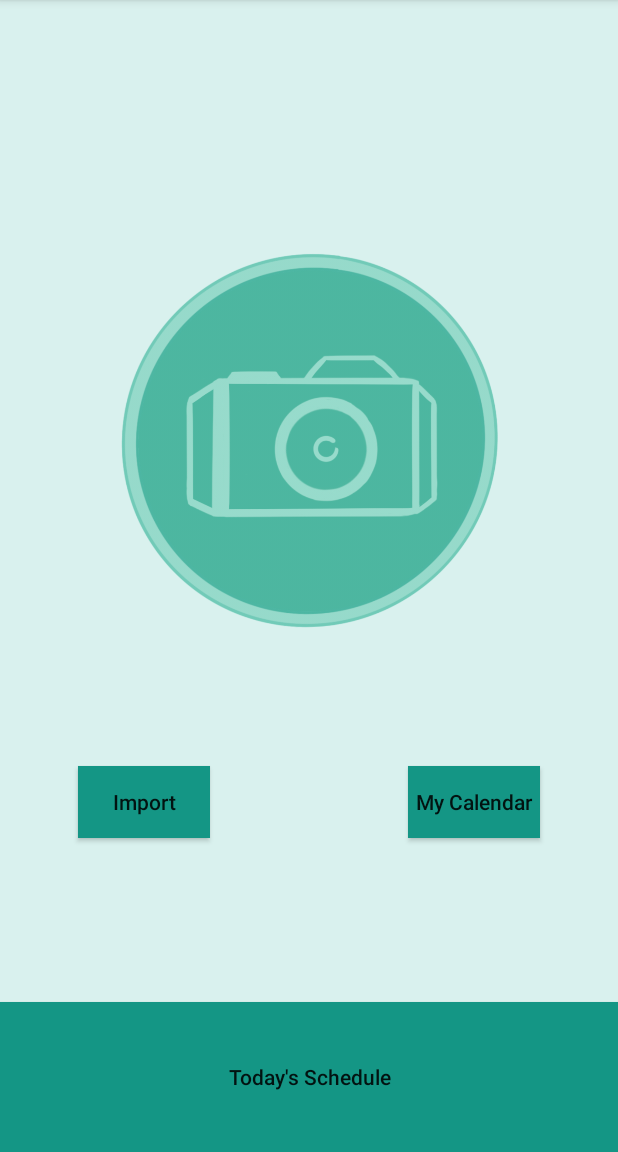
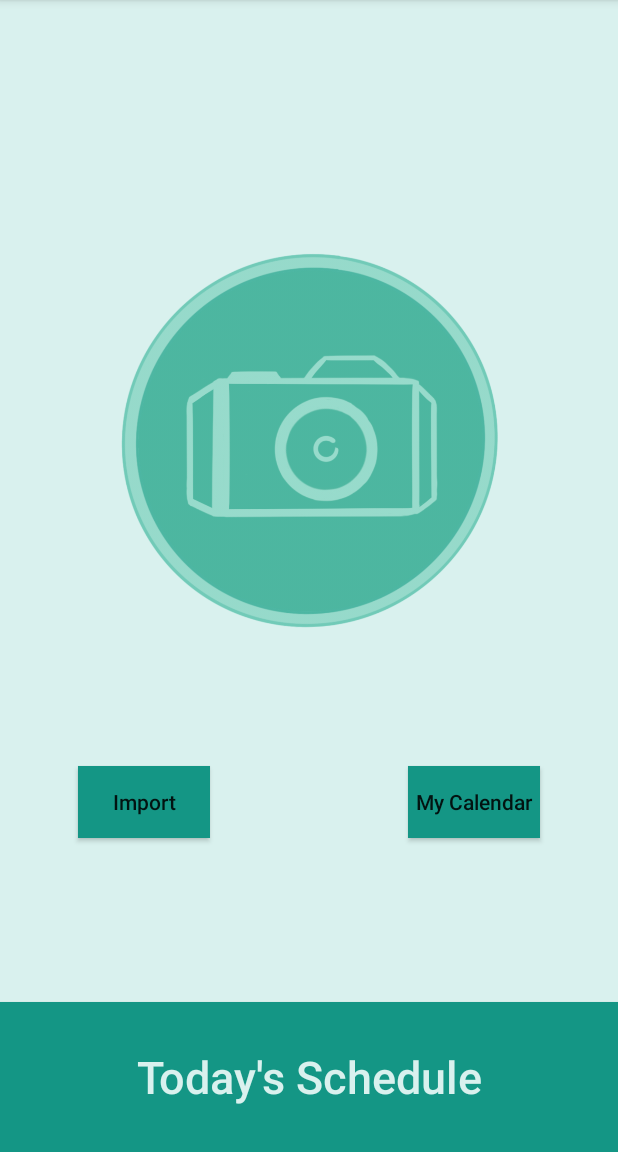
Before and after one commit to mkai39/Life-Organizer, an Android app: the screen it shows after launch (MainActivity), on a phone screen of 412 x 824 dp, the part 84-1236 px from its top. Run offline under Robolectric (Android 15) with nearby library versions, the phone set to English and light mode, and no system bars; our stand-ins replace navigation-ui.

Commit message:
Changed font size and color for schedule button

```diff
--- a/LifeOrganizer/app/src/main/res/layout/activity_main.xml
+++ b/LifeOrganizer/app/src/main/res/layout/activity_main.xml
@@ -26,11 +26,14 @@
         android:id="@+id/schedule"
         android:layout_width="3000dp"
         android:layout_height="100dp"
+        android:layout_alignParentBottom="true"
         android:background="@color/colorPrimaryDark"
         android:fontFamily="sans-serif-medium"
         android:text="@string/title_schedule"
-        android:layout_alignParentBottom="true"
-        android:textAllCaps="false" />
+        android:textAllCaps="false"
+        android:textColor="#D9F1EE"
+        android:textColorHint="#D9F1EE"
+        android:textSize="30sp" />
 
     <Button
         android:id="@+id/Import"
```
